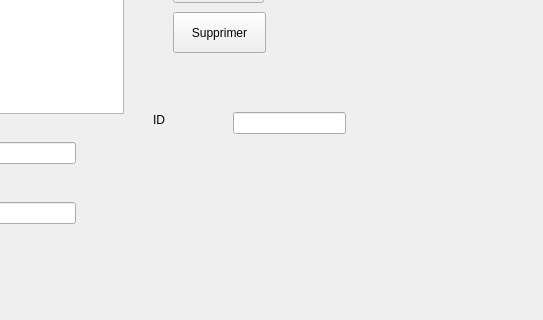
This is Gestion_Employe/mainwindow.ui in Seddiki101/PetHaven as Qt 5 draws it before an edit; both pictures show x 757 to 1300 and y 318 to 638 of the 1300 by 724 pixel window. The edited form follows.
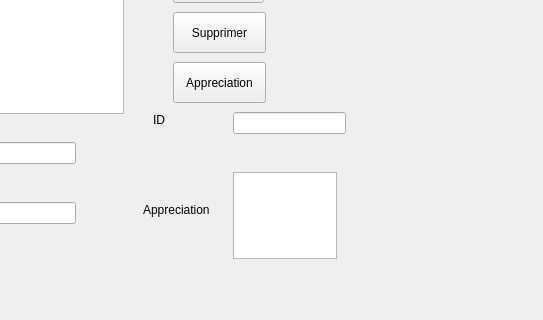
This is the edited form.

```diff
--- a/Gestion_Employe/mainwindow.ui
+++ b/Gestion_Employe/mainwindow.ui
@@ -364,6 +364,42 @@
        <string>Mode Dark</string>
       </property>
      </widget>
+     <widget class="QTextEdit" name="textEdit">
+      <property name="geometry">
+       <rect>
+        <x>860</x>
+        <y>410</y>
+        <width>104</width>
+        <height>87</height>
+       </rect>
+      </property>
+     </widget>
+     <widget class="QLabel" name="label">
+      <property name="geometry">
+       <rect>
+        <x>770</x>
+        <y>440</y>
+        <width>81</width>
+        <height>16</height>
+       </rect>
+      </property>
+      <property name="text">
+       <string>Appreciation</string>
+      </property>
+     </widget>
+     <widget class="QPushButton" name="pushButton_9">
+      <property name="geometry">
+       <rect>
+        <x>800</x>
+        <y>300</y>
+        <width>93</width>
+        <height>41</height>
+       </rect>
+      </property>
+      <property name="text">
+       <string>Appreciation</string>
+      </property>
+     </widget>
     </widget>
    </widget>
   </widget>
```
